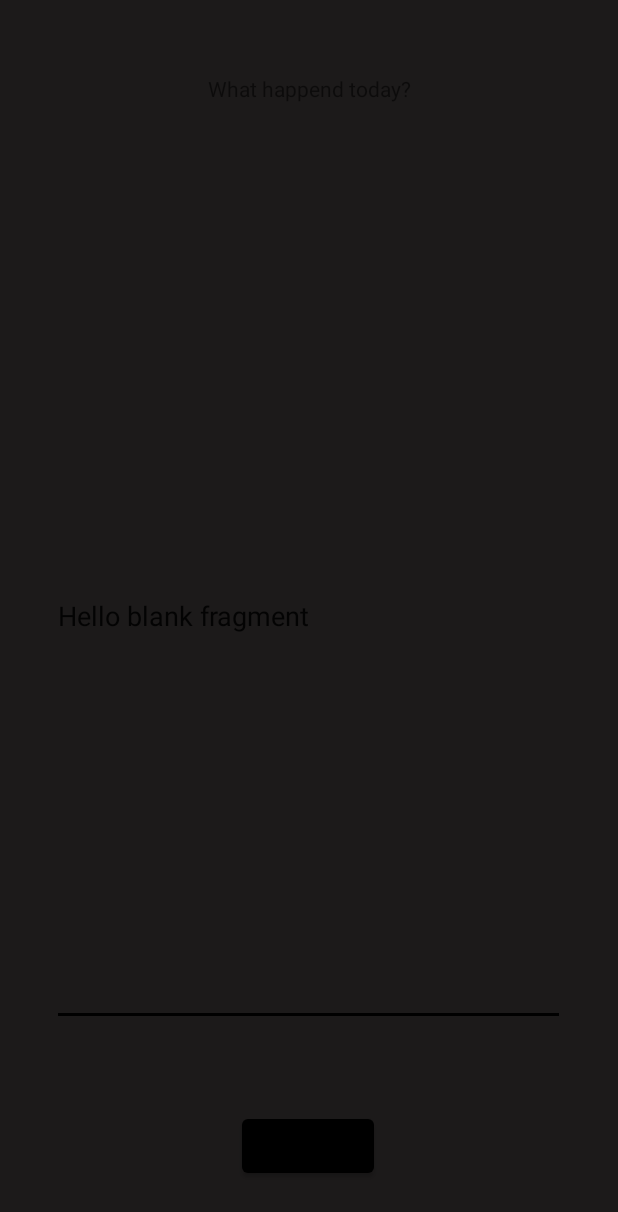
After one commit to GireeshSharmaSingh3783/FeelGood, an Android app: the fragment RecordJournal shown on its own in the app's theme, on a phone screen of 412 x 824 dp. The commit adds this screen. Shown: the top 1212 px of the screen. Run offline under Robolectric (Android 15) with nearby library versions, the phone set to English and light mode, and no system bars; 1 statement that could not run was skipped.

Commit message:
designed but not implemented recordJournal fragment

```diff
--- a/feelgood/build.gradle
+++ b/feelgood/build.gradle
@@ -42,6 +42,7 @@ dependencies {
     implementation 'androidx.navigation:navigation-fragment:2.3.5'
     implementation 'androidx.navigation:navigation-ui:2.3.5'
     implementation 'com.google.firebase:firebase-auth:19.2.0'
+    implementation 'androidx.legacy:legacy-support-v4:1.0.0'
     testImplementation 'junit:junit:4.+'
     androidTestImplementation 'androidx.test.ext:junit:1.1.3'
     androidTestImplementation 'androidx.test.espresso:espresso-core:3.4.0'
--- /dev/null
+++ b/feelgood/src/main/java/ca/aceapps/it/feelgood/RecordJournal.java
@@ -0,0 +1,64 @@
+package ca.aceapps.it.feelgood;
+
+import android.os.Bundle;
+
+import androidx.fragment.app.Fragment;
+
+import android.view.LayoutInflater;
+import android.view.View;
+import android.view.ViewGroup;
+
+/**
+ * A simple {@link Fragment} subclass.
+ * Use the {@link RecordJournal#newInstance} factory method to
+ * create an instance of this fragment.
+ */
+public class RecordJournal extends Fragment {
+
+    // TODO: Rename parameter arguments, choose names that match
+    // the fragment initialization parameters, e.g. ARG_ITEM_NUMBER
+    private static final String ARG_PARAM1 = "param1";
+    private static final String ARG_PARAM2 = "param2";
+
+    // TODO: Rename and change types of parameters
+    private String mParam1;
+    private String mParam2;
+
+    public RecordJournal() {
+        // Required empty public constructor
+    }
+
+    /**
+     * Use this factory method to create a new instance of
+     * this fragment using the provided parameters.
+     *
+     * @param param1 Parameter 1.
+     * @param param2 Parameter 2.
+     * @return A new instance of fragment RecordJournal.
+     */
+    // TODO: Rename and change types and number of parameters
+    public static RecordJournal newInstance(String param1, String param2) {
+        RecordJournal fragment = new RecordJournal();
+        Bundle args = new Bundle();
+        args.putString(ARG_PARAM1, param1);
+        args.putString(ARG_PARAM2, param2);
+        fragment.setArguments(args);
+        return fragment;
+    }
+
+    @Override
+    public void onCreate(Bundle savedInstanceState) {
+        super.onCreate(savedInstanceState);
+        if (getArguments() != null) {
+            mParam1 = getArguments().getString(ARG_PARAM1);
+            mParam2 = getArguments().getString(ARG_PARAM2);
+        }
+    }
+
+    @Override
+    public View onCreateView(LayoutInflater inflater, ViewGroup container,
+                             Bundle savedInstanceState) {
+        // Inflate the layout for this fragment
+        return inflater.inflate(R.layout.fragment_record_journal, container, false);
+    }
+}
--- a/feelgood/src/main/java/ca/aceapps/it/feelgood/ui/gallery/GalleryFragment.java
+++ b/feelgood/src/main/java/ca/aceapps/it/feelgood/ui/gallery/GalleryFragment.java
@@ -8,6 +8,7 @@ import android.os.Bundle;
 import android.view.LayoutInflater;
 import android.view.View;
 import android.view.ViewGroup;
+import android.widget.Button;
 import android.widget.TextView;
 
 import androidx.annotation.NonNull;
@@ -25,6 +26,7 @@ public class GalleryFragment extends Fragment {
     private FragmentGalleryBinding binding;
 
 
+
     public View onCreateView(@NonNull LayoutInflater inflater,
                              ViewGroup container, Bundle savedInstanceState) {
         galleryViewModel =
@@ -32,6 +34,10 @@ public class GalleryFragment extends Fragment {
 
         binding = FragmentGalleryBinding.inflate(inflater, container, false);
         View root = binding.getRoot();
+
+
+        ////sad button functionality
+
 
         final TextView textView = binding.textGallery;
         galleryViewModel.getText().observe(getViewLifecycleOwner(), new Observer<String>() {
--- /dev/null
+++ b/feelgood/src/main/res/layout/fragment_record_journal.xml
@@ -0,0 +1,46 @@
+<?xml version="1.0" encoding="utf-8"?>
+<androidx.constraintlayout.widget.ConstraintLayout xmlns:android="http://schemas.android.com/apk/res/android"
+    xmlns:app="http://schemas.android.com/apk/res-auto"
+    xmlns:tools="http://schemas.android.com/tools"
+    android:layout_width="match_parent"
+    android:layout_height="match_parent"
+    android:background="#1C1A1A"
+    tools:context=".RecordJournal">
+
+    <!-- TODO: Update blank fragment layout -->
+
+    <TextView
+        android:id="@+id/textView2"
+        android:layout_width="wrap_content"
+        android:layout_height="wrap_content"
+        android:text="What happend today?"
+        app:layout_constraintBottom_toBottomOf="parent"
+        app:layout_constraintEnd_toEndOf="parent"
+        app:layout_constraintStart_toStartOf="parent"
+        app:layout_constraintTop_toTopOf="parent"
+        app:layout_constraintVertical_bias="0.061" />
+
+    <EditText
+        android:id="@+id/editText"
+        android:layout_width="342dp"
+        android:layout_height="546dp"
+        android:text="@string/hello_blank_fragment"
+        app:layout_constraintBottom_toBottomOf="parent"
+        app:layout_constraintEnd_toEndOf="parent"
+        app:layout_constraintHorizontal_bias="0.492"
+        app:layout_constraintStart_toStartOf="parent"
+        app:layout_constraintTop_toTopOf="parent"
+        app:layout_constraintVertical_bias="0.497" />
+
+    <Button
+        android:layout_width="wrap_content"
+        android:layout_height="wrap_content"
+        android:text="Next"
+        app:layout_constraintBottom_toBottomOf="parent"
+        app:layout_constraintEnd_toEndOf="parent"
+        app:layout_constraintHorizontal_bias="0.498"
+        app:layout_constraintStart_toStartOf="parent"
+        app:layout_constraintTop_toTopOf="parent"
+        app:layout_constraintVertical_bias="0.954" />
+
+</androidx.constraintlayout.widget.ConstraintLayout>
--- a/feelgood/src/main/res/values/strings.xml
+++ b/feelgood/src/main/res/values/strings.xml
@@ -20,8 +20,8 @@
     <string name="welcome">WELCOME TO FEEL GOOD</string>
     <string name="youtube">youtube</string>
 
-    <string name="login_email_hint" tools:ignore="MissingTranslation">Email Address</string>
-    <string name="login_password_hint" tools:ignore="MissingTranslation">Password</string>
+    <string name="login_email_hint" tools:ignore="MissingTranslation" translatable="false">Email Address</string>
+    <string name="login_password_hint" tools:ignore="MissingTranslation" translatable="false">Password</string>
     <string name="or">Or</string>
     <string name="signup">SIGNUP</string>
     <string name="login">LOGIN</string>
@@ -30,6 +30,8 @@
     <string name="password">Password</string>
     <string name="gender">Gender</string>
     <string name="age">Age</string>
-    <string name="full_name" tools:ignore="MissingTranslation">Full Name</string>
+    <string name="full_name" tools:ignore="MissingTranslation" translatable="false">Full Name</string>
+    <!-- TODO: Remove or change this placeholder text -->
+    <string name="hello_blank_fragment" translatable="false">Hello blank fragment</string>
 
 </resources>
```
